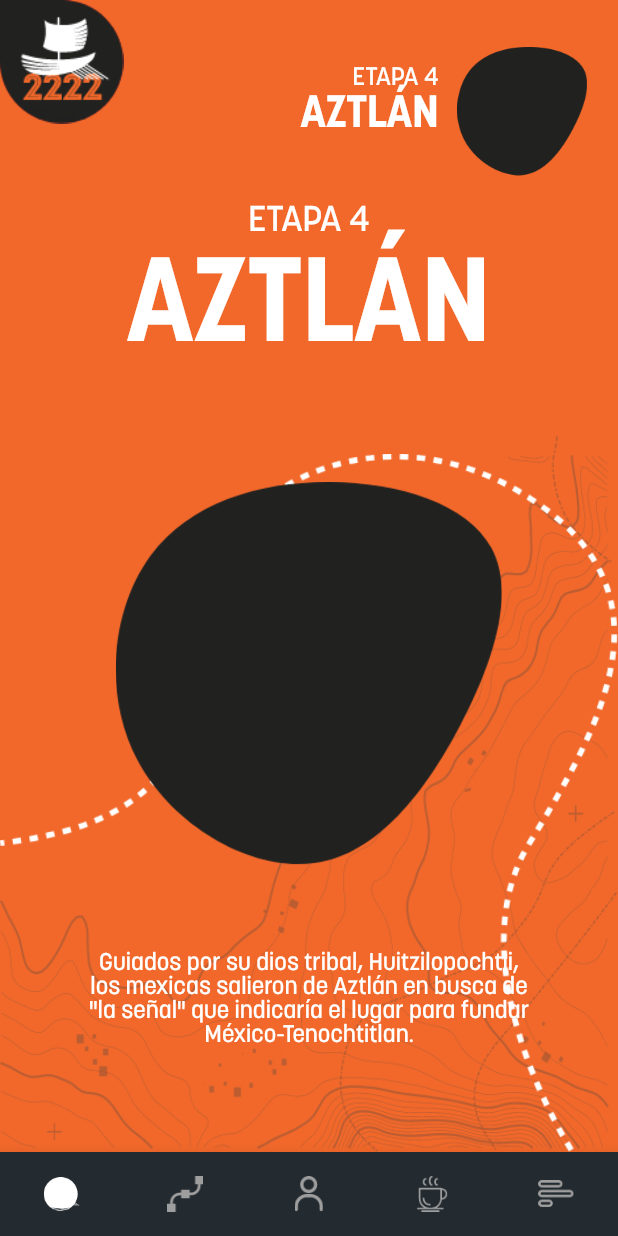
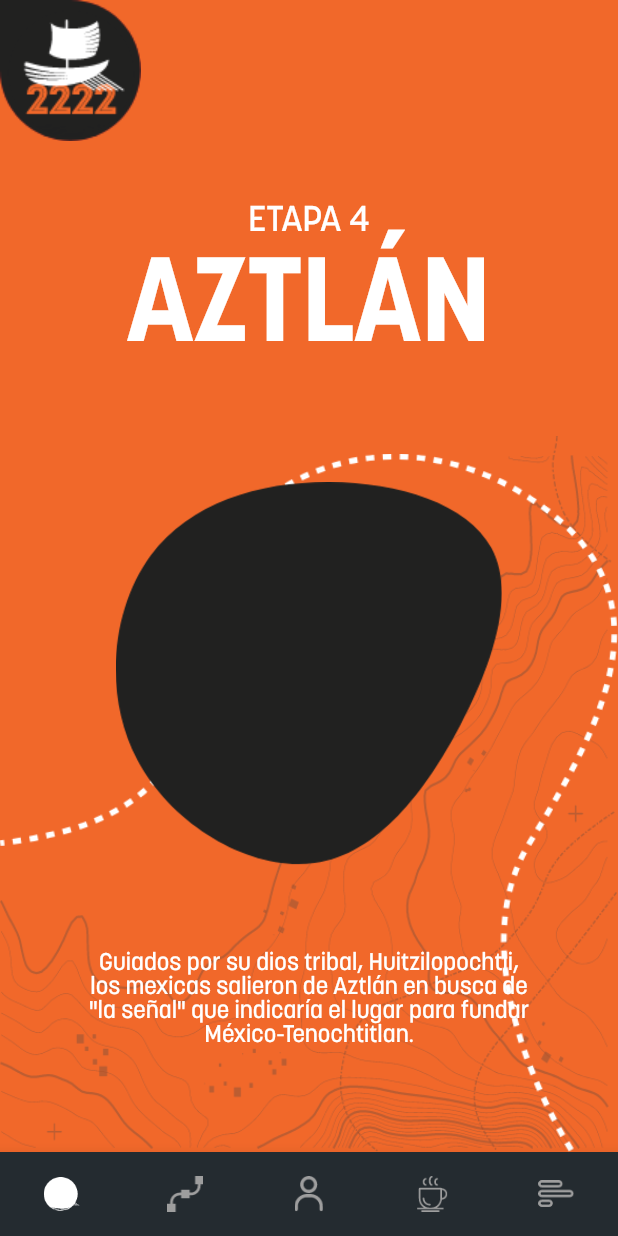
Before and after one commit to Binnarium/mobile-2222, a Flutter app: the StageTitleScreen screen opened directly, on a phone screen of 412 x 824 dp. Run offline on Flutter 3.47's test engine with Material 2 defaults, Android fonts, the phone set to English and light mode, and no system bars.

Commit message:
feat(chapter home): rewite with less widgets

```diff
--- a/lib/screens/chapter_screens/stageTitle.screen.dart
+++ b/lib/screens/chapter_screens/stageTitle.screen.dart
@@ -1,6 +1,6 @@
 import 'package:flutter/material.dart';
 import 'package:lab_movil_2222/screens/chapter_screens/stageIntroduction.screen.dart';
-import 'package:lab_movil_2222/shared/widgets/chapter_background_widget.dart';
+import 'package:lab_movil_2222/shared/widgets/custom-background.dart';
 import 'package:lab_movil_2222/shared/widgets/custom_navigation_bar.dart';
 import 'package:lab_movil_2222/themes/colors.dart';
 import 'package:lab_movil_2222/themes/textTheme.dart';
@@ -24,15 +24,45 @@ class StageTitleScreen extends StatelessWidget {
             }));
           }
         },
+
+        /// main content of page
+        /// the content includes a background with images, and scroll-able content
         child: Stack(
           alignment: Alignment.center,
           children: [
-            ChapterBackgroundWidget(
+            /// first layer is the background with road-map
+            CustomBackground(
               backgroundColor: ColorsApp.backgroundOrange,
-              relieve: _backgroundDecoration(),
-              hasBanner: true,
+              backgroundImages: [
+                /// pattern background
+                Image(
+                  fit: BoxFit.fitWidth,
+                  alignment: Alignment.bottomCenter,
+                  image: AssetImage(
+                    'assets/backgrounds/decorations/background_decoration1.png',
+                  ),
+                ),
+
+                /// path background
+                Image(
+                  alignment: Alignment.bottomCenter,
+                  image: AssetImage(
+                    'assets/backgrounds/decorations/white_route_curve_background.png',
+                  ),
+                  color: Color.fromRGBO(255, 255, 255, 100),
+                ),
+
+                /// 2222 logo
+                Image(
+                  alignment: Alignment.topLeft,
+                  image: AssetImage(
+                    'assets/backgrounds/decorations/logo_leaf.png',
+                  ),
+                ),
+              ],
             ),
-            _routeCurve(),
+
+            /// scroll-able content
             _introductionBody(size),
           ],
         ),
@@ -53,16 +83,19 @@ class StageTitleScreen extends StatelessWidget {
       spacedSize = size.height * 0.125;
       daysLeftSize = size.height * 0.001;
     }
-    return Column(
+    return ListView(
+      /// city logo
       children: [
         SizedBox(height: spacedSize),
         //Texto cambiar por funcionalidad de cuenta de días
         Text('ETAPA 4',
+            textAlign: TextAlign.center,
             style: korolevFont.headline3?.apply(
                 fontSizeFactor: size.height * 0.0006, fontWeightDelta: -1)),
         SizedBox(height: size.height * 0.01),
         //Texto cambiar por funcionalidad de cuenta de días
         Text('AZTLÁN',
+            textAlign: TextAlign.center,
             style: korolevFont.headline1
                 ?.apply(fontSizeFactor: daysLeftSize, fontWeightDelta: 5)),
         SizedBox(height: size.height * 0.05),
@@ -108,20 +141,6 @@ class StageTitleScreen extends StatelessWidget {
     );
   }
 
-  _routeCurve() {
-    return Container(
-      alignment: Alignment.bottomCenter,
-      width: double.infinity,
-      height: double.infinity,
-      child: Image(
-        image: AssetImage(
-          'assets/backgrounds/decorations/white_route_curve_background.png',
-        ),
-        color: Color.fromRGBO(255, 255, 255, 100),
-      ),
-    );
-  }
-
   _logoLeaf() {
     return Container(
       alignment: Alignment.topLeft,
--- a/lib/shared/widgets/chapter_background_widget.dart
+++ b/lib/shared/widgets/chapter_background_widget.dart
@@ -28,10 +28,10 @@ class ChapterBackgroundWidget extends StatelessWidget {
 
   _logoLeaf(Size size) {
     return Container(
-      alignment: Alignment.topLeft,
+      child: Image(
       width: size.width * 0.2,
       height: size.height * 0.18,
-      child: Image(
+
         image: AssetImage(
           'assets/backgrounds/decorations/logo_leaf.png',
         ),
--- a/lib/shared/widgets/custom-background.dart
+++ b/lib/shared/widgets/custom-background.dart
@@ -25,7 +25,11 @@ class CustomBackground extends StatelessWidget {
           ),
 
           /// add stack of images to the widget over the colored container
-          ...?this.backgroundImages,
+          ...?this.backgroundImages?.map(
+                (widget) => SizedBox.expand(
+                  child: widget,
+                ),
+              ),
         ],
       ),
     );
```
